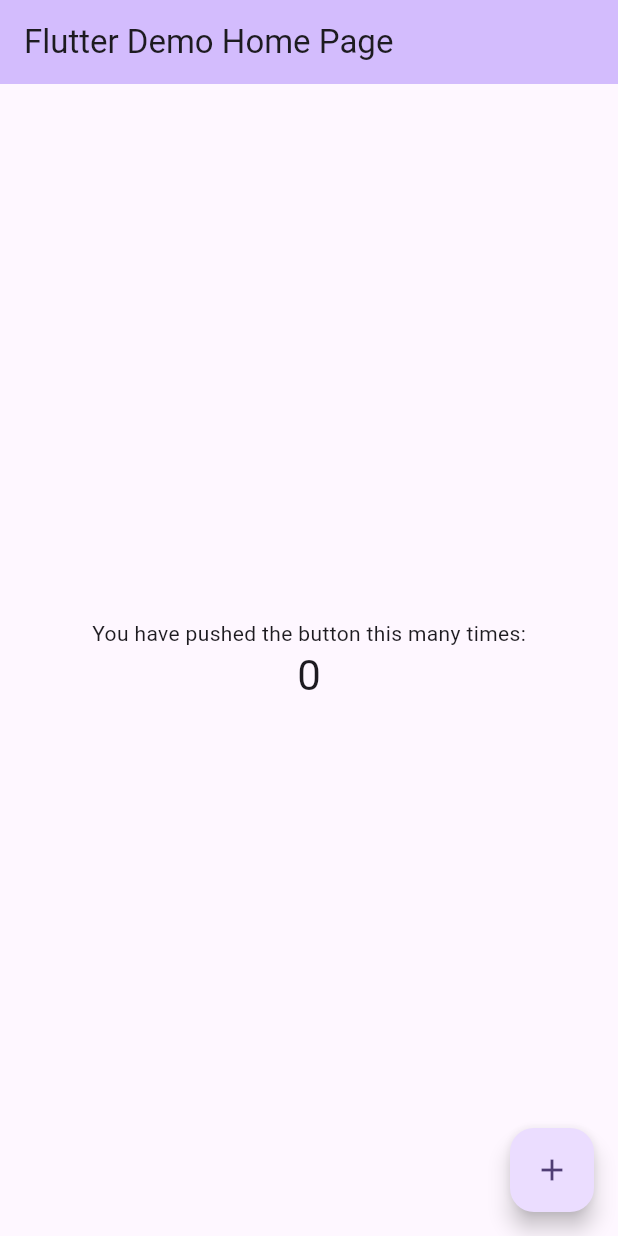
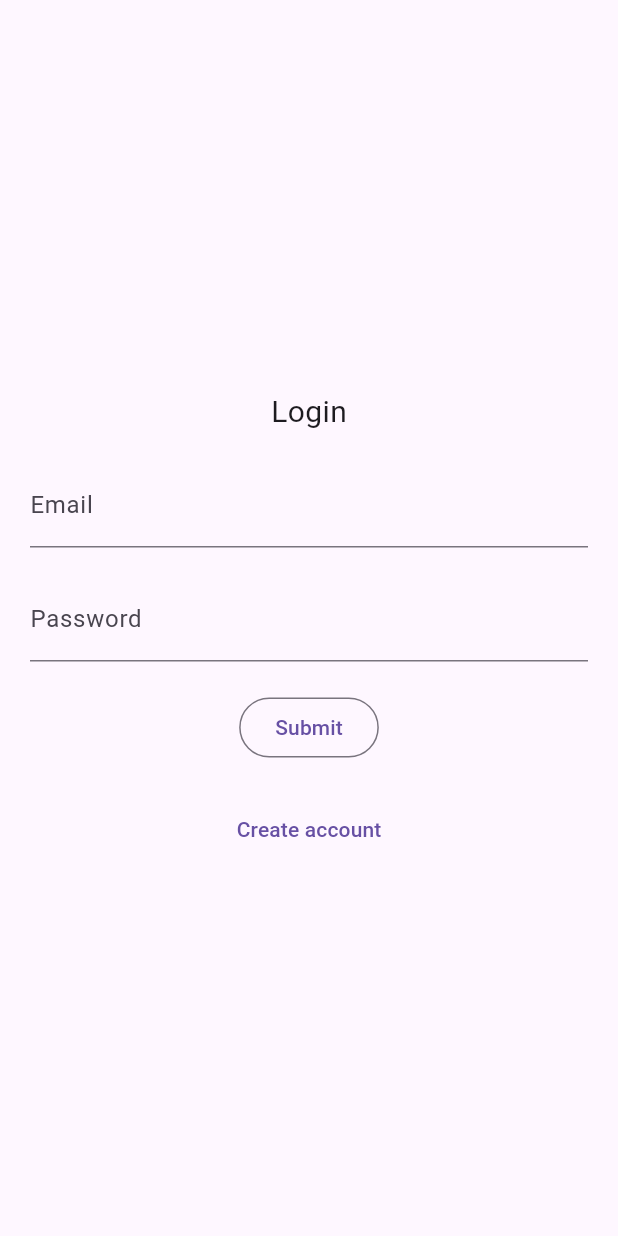
Before and after one commit to ElR0bot0/UserManagerApp_Movil, a Flutter app: the screen it shows after launch, on a phone screen of 412 x 824 dp. Run offline on Flutter 3.47's test engine with Material 3 defaults, Android fonts, the phone set to English and light mode, and no system bars; our stand-ins replace get.

Commit message:
Añadiendo aporte 1

```diff
--- a/usermanagerapp/analysis_options.yaml
+++ b/usermanagerapp/analysis_options.yaml
@@ -13,7 +13,8 @@ linter:
   # The lint rules applied to this project can be customized in the
   # section below to disable rules from the `package:flutter_lints/flutter.yaml`
   # included above or to enable additional rules. A list of all available lints
-  # and their documentation is published at https://dart.dev/lints.
+  # and their documentation is published at
+  # https://dart-lang.github.io/linter/lints/index.html.
   #
   # Instead of disabling a lint rule for the entire project in the
   # section below, it can also be suppressed for a single line of code
--- a/usermanagerapp/lib/main.dart
+++ b/usermanagerapp/lib/main.dart
@@ -1,125 +1,27 @@
 import 'package:flutter/material.dart';
+import 'package:get/get.dart';
+import 'ui/pages/authentication/login.dart';
 
 void main() {
   runApp(const MyApp());
 }
 
 class MyApp extends StatelessWidget {
-  const MyApp({super.key});
+  const MyApp({Key? key}) : super(key: key);
 
   // This widget is the root of your application.
   @override
   Widget build(BuildContext context) {
-    return MaterialApp(
-      title: 'Flutter Demo',
-      theme: ThemeData(
-        // This is the theme of your application.
-        //
-        // TRY THIS: Try running your application with "flutter run". You'll see
-        // the application has a purple toolbar. Then, without quitting the app,
-        // try changing the seedColor in the colorScheme below to Colors.green
-        // and then invoke "hot reload" (save your changes or press the "hot
-        // reload" button in a Flutter-supported IDE, or press "r" if you used
-        // the command line to start the app).
-        //
-        // Notice that the counter didn't reset back to zero; the application
-        // state is not lost during the reload. To reset the state, use hot
-        // restart instead.
-        //
-        // This works for code too, not just values: Most code changes can be
-        // tested with just a hot reload.
-        colorScheme: ColorScheme.fromSeed(seedColor: Colors.deepPurple),
-        useMaterial3: true,
-      ),
-      home: const MyHomePage(title: 'Flutter Demo Home Page'),
-    );
+    return GetMaterialApp(
+        title: 'TextFields & Forms',
+        debugShowCheckedModeBanner: false,
+        theme: ThemeData(
+          primarySwatch: Colors.blue,
+        ),
+        home: const LoginScreen(
+          key: Key('LoginScreen'),
+          email: "blank",
+          password: "blank",
+        ));
   }
 }
-
-class MyHomePage extends StatefulWidget {
-  const MyHomePage({super.key, required this.title});
-
-  // This widget is the home page of your application. It is stateful, meaning
-  // that it has a State object (defined below) that contains fields that affect
-  // how it looks.
-
-  // This class is the configuration for the state. It holds the values (in this
-  // case the title) provided by the parent (in this case the App widget) and
-  // used by the build method of the State. Fields in a Widget subclass are
-  // always marked "final".
-
-  final String title;
-
-  @override
-  State<MyHomePage> createState() => _MyHomePageState();
-}
-
-class _MyHomePageState extends State<MyHomePage> {
-  int _counter = 0;
-
-  void _incrementCounter() {
-    setState(() {
-      // This call to setState tells the Flutter framework that something has
-      // changed in this State, which causes it to rerun the build method below
-      // so that the display can reflect the updated values. If we changed
-      // _counter without calling setState(), then the build method would not be
-      // called again, and so nothing would appear to happen.
-      _counter++;
-    });
-  }
-
-  @override
-  Widget build(BuildContext context) {
-    // This method is rerun every time setState is called, for instance as done
-    // by the _incrementCounter method above.
-    //
-    // The Flutter framework has been optimized to make rerunning build methods
-    // fast, so that you can just rebuild anything that needs updating rather
-    // than having to individually change instances of widgets.
-    return Scaffold(
-      appBar: AppBar(
-        // TRY THIS: Try changing the color here to a specific color (to
-        // Colors.amber, perhaps?) and trigger a hot reload to see the AppBar
-        // change color while the other colors stay the same.
-        backgroundColor: Theme.of(context).colorScheme.inversePrimary,
-        // Here we take the value from the MyHomePage object that was created by
-        // the App.build method, and use it to set our appbar title.
-        title: Text(widget.title),
-      ),
-      body: Center(
-        // Center is a layout widget. It takes a single child and positions it
-        // in the middle of the parent.
-        child: Column(
-          // Column is also a layout widget. It takes a list of children and
-          // arranges them vertically. By default, it sizes itself to fit its
-          // children horizontally, and tries to be as tall as its parent.
-          //
-          // Column has various properties to control how it sizes itself and
-          // how it positions its children. Here we use mainAxisAlignment to
-          // center the children vertically; the main axis here is the vertical
-          // axis because Columns are vertical (the cross axis would be
-          // horizontal).
-          //
-          // TRY THIS: Invoke "debug painting" (choose the "Toggle Debug Paint"
-          // action in the IDE, or press "p" in the console), to see the
-          // wireframe for each widget.
-          mainAxisAlignment: MainAxisAlignment.center,
-          children: <Widget>[
-            const Text(
-              'You have pushed the button this many times:',
-            ),
-            Text(
-              '$_counter',
-              style: Theme.of(context).textTheme.headlineMedium,
-            ),
-          ],
-        ),
-      ),
-      floatingActionButton: FloatingActionButton(
-        onPressed: _incrementCounter,
-        tooltip: 'Increment',
-        child: const Icon(Icons.add),
-      ), // This trailing comma makes auto-formatting nicer for build methods.
-    );
-  }
-}
--- /dev/null
+++ b/usermanagerapp/lib/ui/pages/authentication/login.dart
@@ -0,0 +1,99 @@
+import 'package:flutter/material.dart';
+import 'package:get/get.dart';
+import '../content/homeuc.dart';
+import 'signup.dart';
+
+class LoginScreen extends StatefulWidget {
+  const LoginScreen({Key? key, required this.email, required this.password})
+      : super(key: key);
+
+  final String email;
+  final String password;
+
+  @override
+  State<LoginScreen> createState() => _LoginScreenState();
+}
+
+class _LoginScreenState extends State<LoginScreen> {
+  final _formKey = GlobalKey<FormState>();
+  final _emailController = TextEditingController();
+  final _passwordController = TextEditingController();
+  @override
+  Widget build(BuildContext context) {
+    return Scaffold(
+      resizeToAvoidBottomInset: false,
+      body: Center(
+        child: Padding(
+          padding: const EdgeInsets.fromLTRB(20.0, 25.0, 20.0, 12.0),
+          child: Form(
+            key: _formKey,
+            child: Column(
+              mainAxisAlignment: MainAxisAlignment.center,
+              children: [
+                const Text(
+                  "Login",
+                  style: TextStyle(fontSize: 20),
+                ),
+                const SizedBox(
+                  height: 20,
+                ),
+                TextFormField(
+                  key: const Key('TextFormFieldLoginEmail'),
+                  controller: _emailController,
+                  decoration: const InputDecoration(labelText: 'Email'),
+                  validator: (value) {
+                    if (value!.isEmpty) {
+                      return "Enter email";
+                    } else if (!value.contains('@')) {
+                      return "Enter valid email address";
+                    }
+                  },
+                ),
+                const SizedBox(
+                  height: 20,
+                ),
+                TextFormField(
+                  key: const Key('TextFormFieldLoginPassword'),
+                  controller: _passwordController,
+                  decoration: const InputDecoration(labelText: "Password"),
+                  keyboardType: TextInputType.number,
+                  obscureText: true,
+                  validator: (value) {
+                    if (value!.isEmpty) {
+                      return "Enter password";
+                    } else if (value.length < 6) {
+                      return "Password should have at least 6 characters";
+                    }
+                    return null;
+                  },
+                ),
+                const SizedBox(
+                  height: 20,
+                ),
+                OutlinedButton(
+                    key: const Key('ButtonLoginSubmit'),
+                    onPressed: () {
+                          Get.offAll(HomePageUC(
+                            key: const Key('HomePage'),
+                            loggedEmail: _emailController.text,
+                            loggedPassword: _passwordController.text,
+                          ));
+                    },
+                    child: const Text("Submit")),
+                const SizedBox(
+                  height: 20,
+                ),
+                TextButton(
+                    key: const Key('ButtonLoginCreateAccount'),
+                    onPressed: () => Get.to(const SignUpPage(
+                          key: Key('SignUpPage'),
+                        )),
+                    child: const Text('Create account'))
+              ],
+            ),
+          ),
+        ),
+      ),
+    );
+  }
+}
```
Also changed, not shown: usermanagerapp/lib/ui/pages/authentication/signup.dart (added, +111 -0 lines), usermanagerapp/lib/ui/pages/content/detail.dart (added, +17 -0 lines), usermanagerapp/lib/ui/pages/content/homeuc.dart (added, +58 -0 lines), usermanagerapp/lib/ui/widgets/list_item.dart (added, +54 -0 lines), usermanagerapp/pubspec.yaml (+9 -7 lines), usermanagerapp/pubspec.lock, 56 other files.
